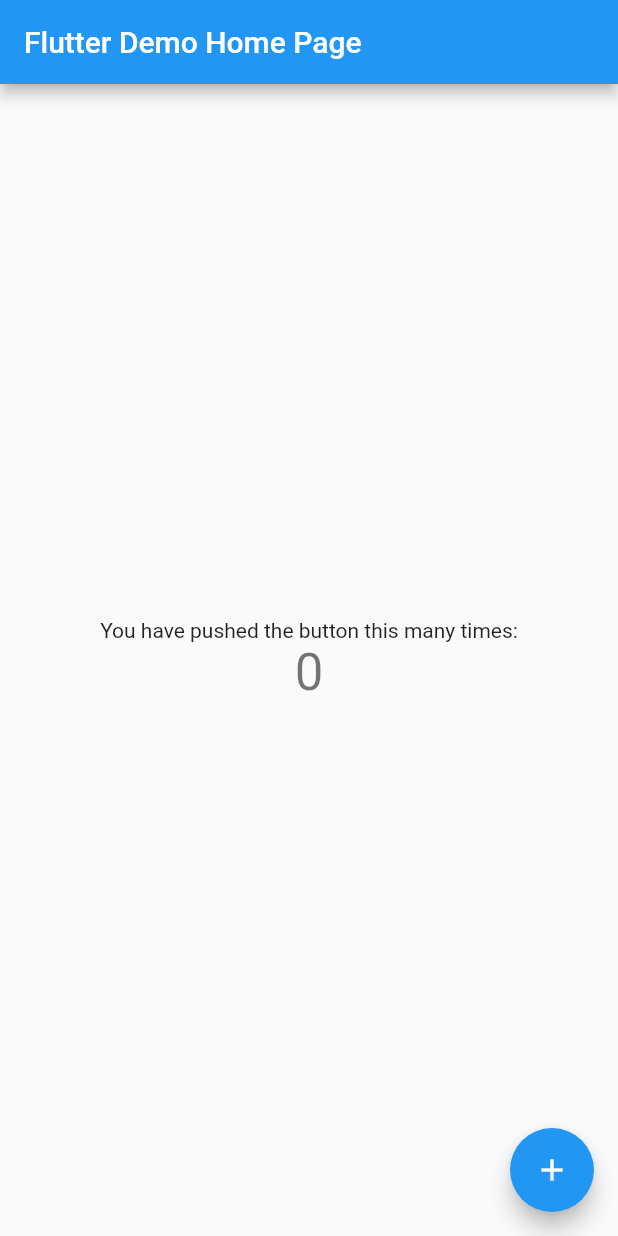
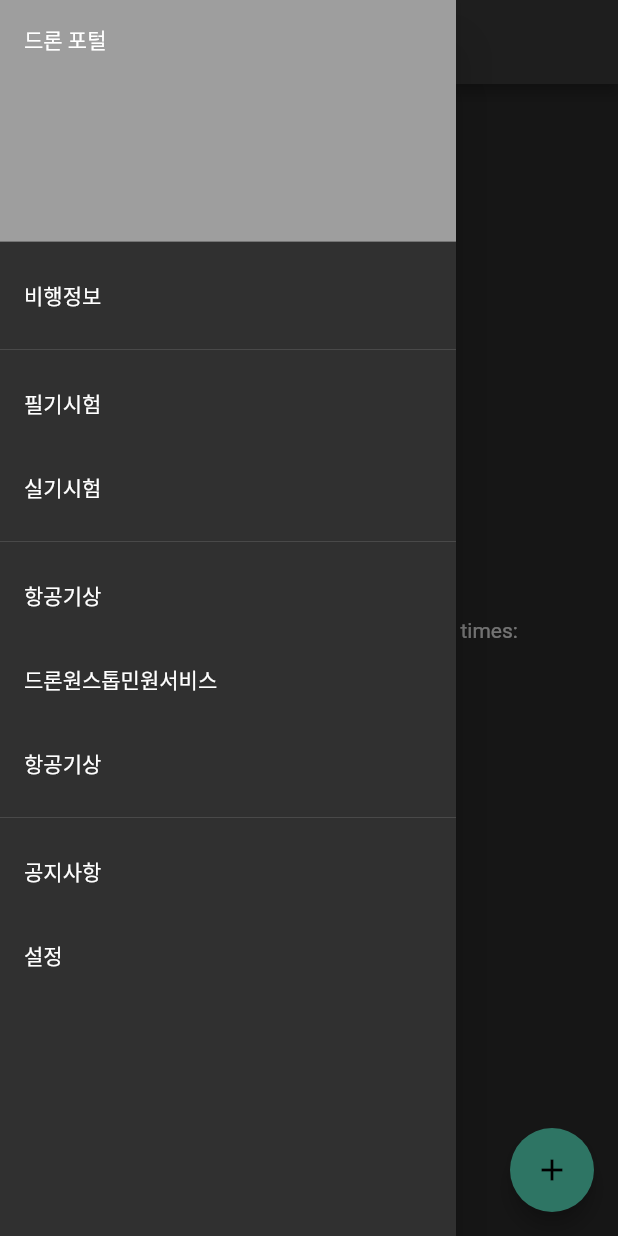
Before and after one commit to dev-jinwook/jjnsoft_drone_edu, a Flutter app: the screen it shows after launch, with the side drawer open (before the commit the screen has no drawer), on a phone screen of 412 x 824 dp. Run offline on Flutter 3.47's test engine with Material 2 defaults, Android fonts, the phone set to English and light mode, and no system bars; our stand-ins replace double_back_to_close_app, logger.

Commit message:
기본 설정 커밋

```diff
--- a/lib/main.dart
+++ b/lib/main.dart
@@ -1,3 +1,5 @@
+import 'package:drone_portal/views/layout/left_menu.dart';
+import 'package:double_back_to_close_app/double_back_to_close_app.dart';
 import 'package:flutter/material.dart';
 
 void main() {
@@ -12,18 +14,10 @@ class MyApp extends StatelessWidget {
   Widget build(BuildContext context) {
     return MaterialApp(
       title: 'Flutter Demo',
-      theme: ThemeData(
-        // This is the theme of your application.
-        //
-        // Try running your application with "flutter run". You'll see the
-        // application has a blue toolbar. Then, without quitting the app, try
-        // changing the primarySwatch below to Colors.green and then invoke
-        // "hot reload" (press "r" in the console where you ran "flutter run",
-        // or simply save your changes to "hot reload" in a Flutter IDE).
-        // Notice that the counter didn't reset back to zero; the application
-        // is not restarted.
-        primarySwatch: Colors.blue,
-      ),
+      // theme: ThemeData(
+      //   primaryColor: Colors.black
+      // ),
+      theme: ThemeData.dark(),
       home: const MyHomePage(title: 'Flutter Demo Home Page'),
     );
   }
@@ -31,15 +25,6 @@ class MyApp extends StatelessWidget {
 
 class MyHomePage extends StatefulWidget {
   const MyHomePage({super.key, required this.title});
-
-  // This widget is the home page of your application. It is stateful, meaning
-  // that it has a State object (defined below) that contains fields that affect
-  // how it looks.
-
-  // This class is the configuration for the state. It holds the values (in this
-  // case the title) provided by the parent (in this case the App widget) and
-  // used by the build method of the State. Fields in a Widget subclass are
-  // always marked "final".
 
   final String title;
 
@@ -52,47 +37,21 @@ class _MyHomePageState extends State<MyHomePage> {
 
   void _incrementCounter() {
     setState(() {
-      // This call to setState tells the Flutter framework that something has
-      // changed in this State, which causes it to rerun the build method below
-      // so that the display can reflect the updated values. If we changed
-      // _counter without calling setState(), then the build method would not be
-      // called again, and so nothing would appear to happen.
       _counter++;
     });
   }
 
   @override
   Widget build(BuildContext context) {
-    // This method is rerun every time setState is called, for instance as done
-    // by the _incrementCounter method above.
-    //
-    // The Flutter framework has been optimized to make rerunning build methods
-    // fast, so that you can just rebuild anything that needs updating rather
-    // than having to individually change instances of widgets.
     return Scaffold(
       appBar: AppBar(
-        // Here we take the value from the MyHomePage object that was created by
-        // the App.build method, and use it to set our appbar title.
         title: Text(widget.title),
       ),
-      body: Center(
-        // Center is a layout widget. It takes a single child and positions it
-        // in the middle of the parent.
+      drawer: const LeftMenu(),
+      body: DoubleBackToCloseApp(
+        snackBar: const SnackBar(content: Text('이전 버튼을 한번더 누르면 종료 됩니다.')),
+        child : Center(
           child: Column(
-          // Column is also a layout widget. It takes a list of children and
-          // arranges them vertically. By default, it sizes itself to fit its
-          // children horizontally, and tries to be as tall as its parent.
-          //
-          // Invoke "debug painting" (press "p" in the console, choose the
-          // "Toggle Debug Paint" action from the Flutter Inspector in Android
-          // Studio, or the "Toggle Debug Paint" command in Visual Studio Code)
-          // to see the wireframe for each widget.
-          //
-          // Column has various properties to control how it sizes itself and
-          // how it positions its children. Here we use mainAxisAlignment to
-          // center the children vertically; the main axis here is the vertical
-          // axis because Columns are vertical (the cross axis would be
-          // horizontal).
             mainAxisAlignment: MainAxisAlignment.center,
             children: <Widget>[
               const Text(
@@ -104,6 +63,7 @@ class _MyHomePageState extends State<MyHomePage> {
               ),
             ],
           ),
+        )
       ),
       floatingActionButton: FloatingActionButton(
         onPressed: _incrementCounter,
--- /dev/null
+++ b/lib/utils/log_util.dart
@@ -0,0 +1,6 @@
+
+import 'package:logger/logger.dart';
+
+final logger = Logger(
+  printer: PrettyPrinter(),
+);
--- /dev/null
+++ b/lib/views/layout/left_menu.dart
@@ -0,0 +1,56 @@
+import 'package:flutter/material.dart';
+import 'package:url_launcher/link.dart';
+import 'package:url_launcher/url_launcher.dart';
+
+class LeftMenu extends StatelessWidget {
+  const LeftMenu({super.key});
+
+  @override
+  Widget build(BuildContext context) {
+    return Drawer(
+      child: ListView(
+        children: [
+          DrawerHeader(
+            child: Text('드론 포털'),
+            decoration: BoxDecoration(
+              color: Colors.grey,
+            ),
+          ),
+          ListTile(
+            title: Text('비행정보'),
+          ),
+          Divider(),
+          ListTile(
+            title: Text('필기시험'),
+          ),
+          ListTile(
+            title: Text('실기시험'),
+          ),
+          Divider(),
+          ListTile(
+            title: Text('항공기상'),
+            onTap: () async {
+              await launchUrl(Uri.parse('https://www.droneportal.or.kr'), mode : LaunchMode.externalApplication);
+            },
+          ),
+          Link(
+              uri: Uri.parse('https://www.droneportal.or.kr'),
+              target: LinkTarget.blank,
+              builder: (context, openLink) {
+                return ListTile(title: Text('드론원스톱민원서비스'), onTap: openLink,);
+              }),
+          ListTile(
+            title: Text('항공기상'),
+          ),
+          Divider(),
+          ListTile(
+            title: Text('공지사항'),
+          ),
+          ListTile(
+            title: Text('설정'),
+          ),
+        ],
+      ),
+    );
+  }
+}
```
Also changed, not shown: pubspec.yaml (+14 -2 lines), pubspec.lock, 6 other files. Lines whose indentation alone changed are shown as unchanged.
